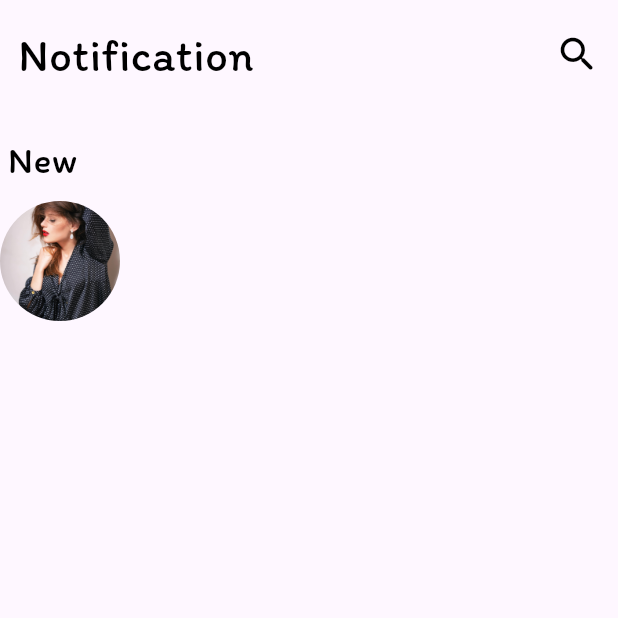
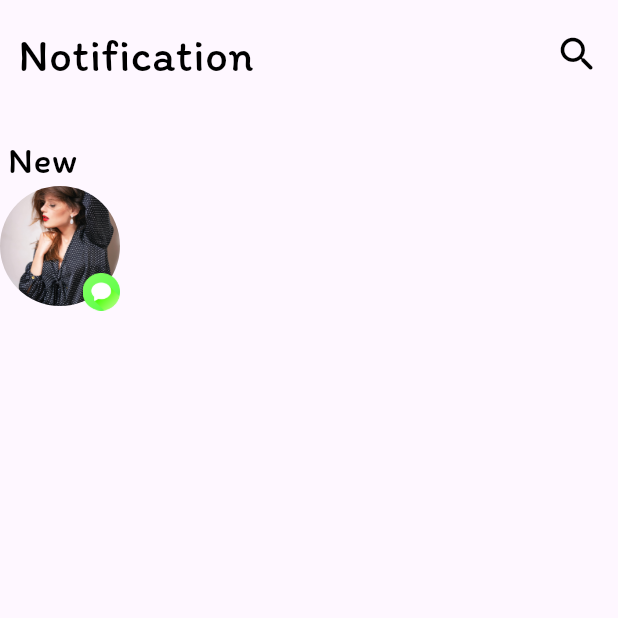
Before and after one commit to 01151634247/face_book, a Flutter app: the screen it shows after launch, on a phone screen of 412 x 824 dp, the top half of it. Run offline on Flutter 3.47's test engine with Material 3 defaults, Android fonts, the phone set to English and light mode, and no system bars; our stand-ins replace video_player.

Commit message:
create user profile and icon in notification card

```diff
--- a/lib/widgets/notification_card.dart
+++ b/lib/widgets/notification_card.dart
@@ -1,3 +1,4 @@
+import 'package:face_book/Domai/custom_text_style.dart';
 import 'package:flutter/material.dart';
 
 class NotificationCard extends StatelessWidget {
@@ -10,9 +11,20 @@
        const SizedBox(
           height: 100,
         ),
-        ClipOval(child: Image.asset('assets/images/pexels-olenagoldman-1021693.jpg',height:80 ,width: 80,fit: BoxFit.cover,)),
+         SizedBox(
+          height: 120,
+           child: Stack(
 
-    ],
+             children: [
+               ClipOval(child: Image.asset('assets/images/pexels-olenagoldman-1021693.jpg',height:80 ,width: 80,fit: BoxFit.cover,),),
+              Positioned(
+                bottom: 37,
+                left: 55,
+                child:Image.asset('assets/icons/chat (1).png',height: 25,width: 25,) ,),
+             ],
+           ),
+         ),
+      ]
     );
   }
 }
```
